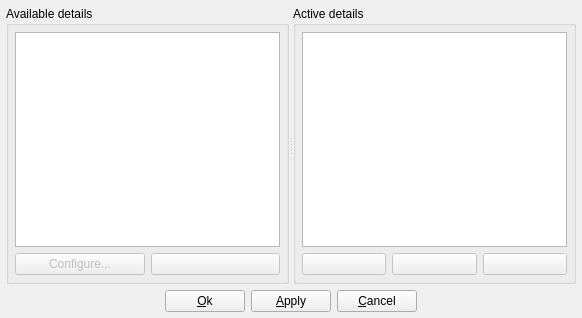
Qt form detailsetup.ui (qmc2/qmc2-mame-fe) before a commit.
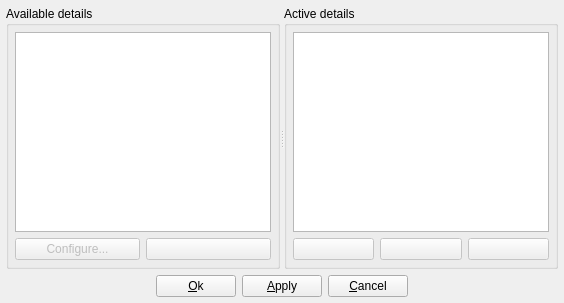
The same form after that commit. Icons and pictures are not drawn.

```diff
--- a/detailsetup.ui
+++ b/detailsetup.ui
@@ -7,8 +7,8 @@
    <rect>
     <x>0</x>
     <y>0</y>
-    <width>582</width>
-    <height>318</height>
+    <width>564</width>
+    <height>303</height>
    </rect>
   </property>
   <property name="windowTitle">
```
Left out of the diff: 4 changed lines with no effect on the pictures.
